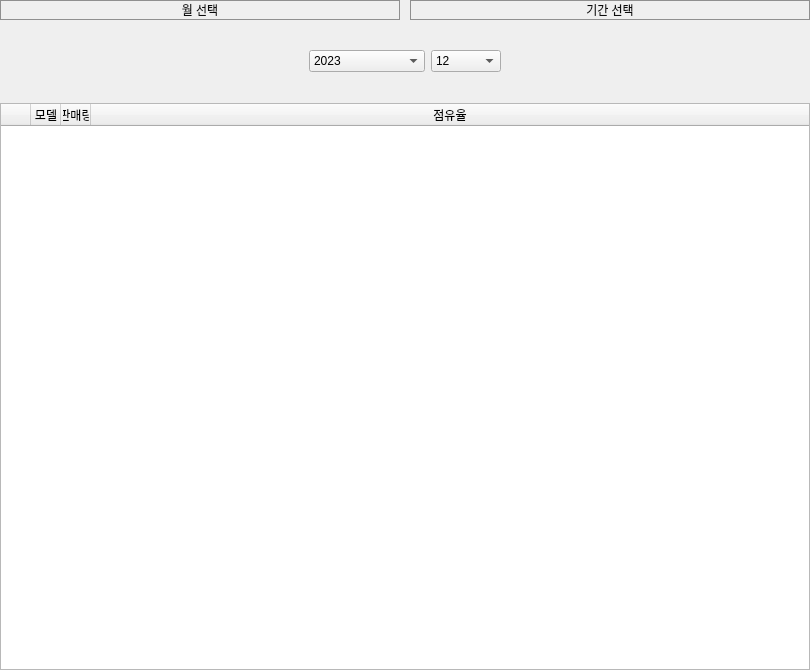
The window that Main/modeltab.ui (LeeSooBin96/Danawa) describes before a commit, drawn with Qt 5.
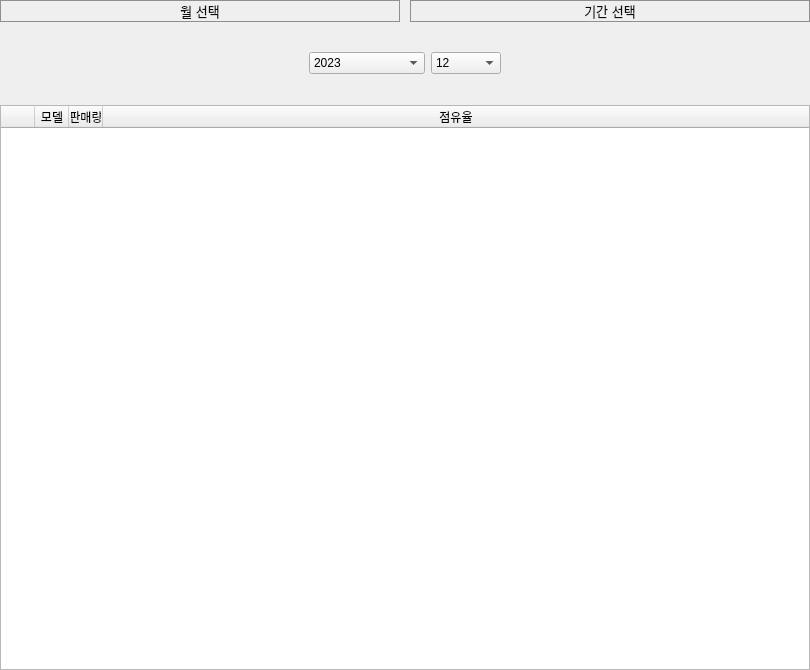
The same window after the commit.

What changed in the file:
```diff
--- a/Main/modeltab.ui
+++ b/Main/modeltab.ui
@@ -51,6 +51,11 @@
      </property>
      <item>
       <widget class="QPushButton" name="btnMonth">
+       <property name="font">
+        <font>
+         <pointsize>10</pointsize>
+        </font>
+       </property>
        <property name="styleSheet">
         <string notr="true">color: rgb(11, 11, 11);
 border: 1px solid;
@@ -65,13 +70,21 @@
        <property name="autoRepeatInterval">
         <number>100</number>
        </property>
+       <property name="autoDefault">
+        <bool>true</bool>
+       </property>
        <property name="flat">
-        <bool>false</bool>
+        <bool>true</bool>
        </property>
       </widget>
      </item>
      <item>
       <widget class="QPushButton" name="btnDuration">
+       <property name="font">
+        <font>
+         <pointsize>10</pointsize>
+        </font>
+       </property>
        <property name="styleSheet">
         <string notr="true">color: rgb(11, 11, 11);
 border: 1px solid;
@@ -80,8 +93,11 @@
        <property name="text">
         <string>기간 선택</string>
        </property>
+       <property name="autoDefault">
+        <bool>true</bool>
+       </property>
        <property name="flat">
-        <bool>false</bool>
+        <bool>true</bool>
        </property>
       </widget>
      </item>
@@ -412,7 +428,7 @@
       <bool>false</bool>
      </attribute>
      <attribute name="horizontalHeaderDefaultSectionSize">
-      <number>30</number>
+      <number>34</number>
      </attribute>
      <attribute name="horizontalHeaderHighlightSections">
       <bool>false</bool>
```
Left out of the diff: 12 changed lines with no effect on the pictures.
